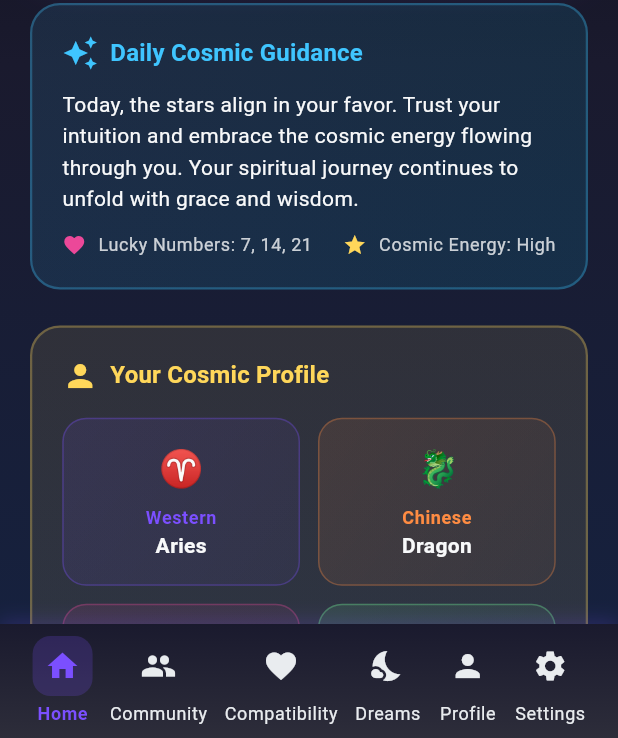
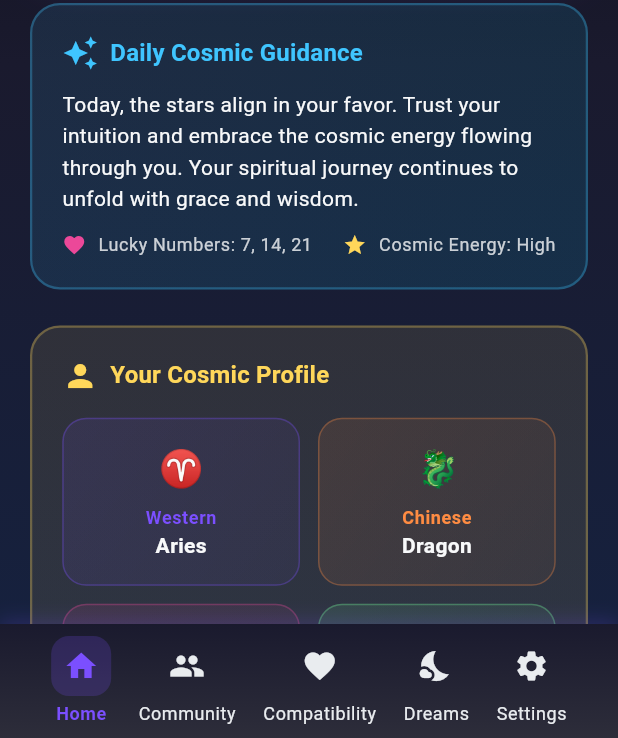
Before and after one commit to deolathika/Astrology, a Flutter app: the screen it shows after launch, on a phone screen of 412 x 824 dp, the part 498-1236 px from its top. Run offline on Flutter 3.47's test engine with Material 3 defaults, Android fonts, the light colour scheme and no system bars; our stand-ins replace firebase_analytics, firebase_core, firebase_messaging, flutter_local_notifications, hive, hive_flutter and 2 more; accounts and stored records are empty.

Commit message:
fix: Simplify navigation bar and add settings icon
- Simplified navigation bar to 5 items for better layout
- Added settings icon to bottom navigation
- Removed profile from navigation (accessible via settings)
- Used hardcoded labels for better reliability
- Improved navigation spacing with spaceEvenly

```diff
--- a/lib/ui/screens/simple_cosmic_home_screen.dart
+++ b/lib/ui/screens/simple_cosmic_home_screen.dart
@@ -877,14 +877,13 @@ class _SimpleCosmicHomeScreenState extends State<SimpleCosmicHomeScreen> with Ti
         ],
       ),
       child: Row(
-        mainAxisAlignment: MainAxisAlignment.spaceAround,
+        mainAxisAlignment: MainAxisAlignment.spaceEvenly,
         children: [
-          _buildNavItem(Icons.home, TranslationService.translate('home'), true),
-          _buildNavItem(Icons.people, TranslationService.translate('community'), false),
-          _buildNavItem(Icons.favorite, TranslationService.translate('compatibility'), false),
-          _buildNavItem(Icons.nights_stay, TranslationService.translate('dreams'), false),
-          _buildNavItem(Icons.person, TranslationService.translate('profile'), false),
-          _buildNavItem(Icons.settings, TranslationService.translate('settings'), false),
+          _buildNavItem(Icons.home, 'Home', true),
+          _buildNavItem(Icons.people, 'Community', false),
+          _buildNavItem(Icons.favorite, 'Compatibility', false),
+          _buildNavItem(Icons.nights_stay, 'Dreams', false),
+          _buildNavItem(Icons.settings, 'Settings', false),
         ],
       ),
     );
```
